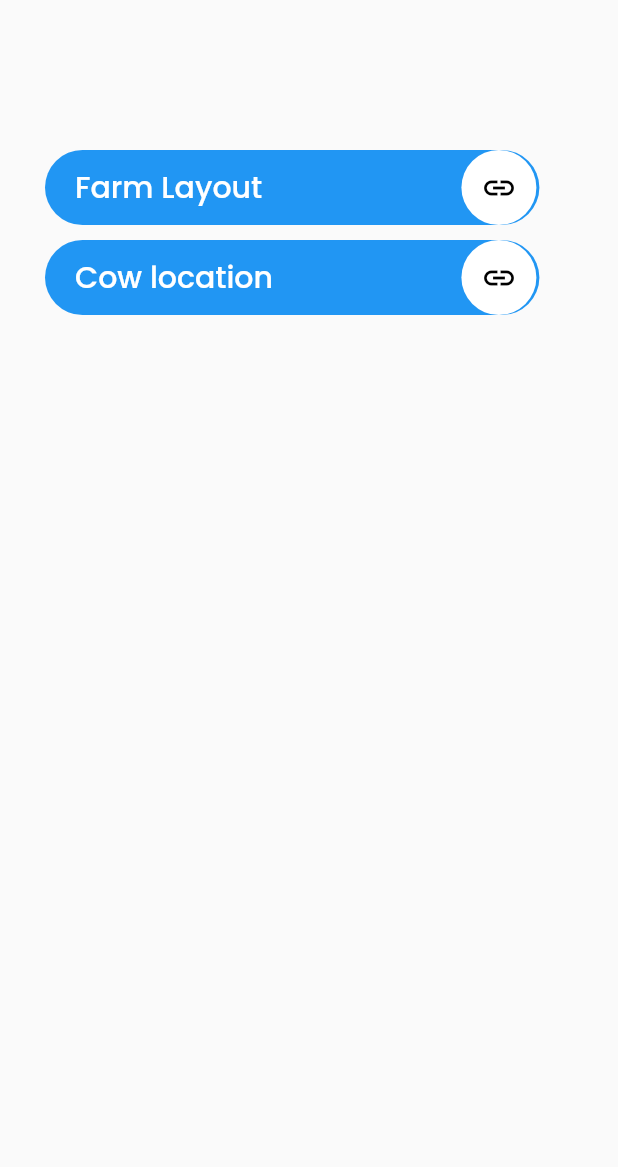
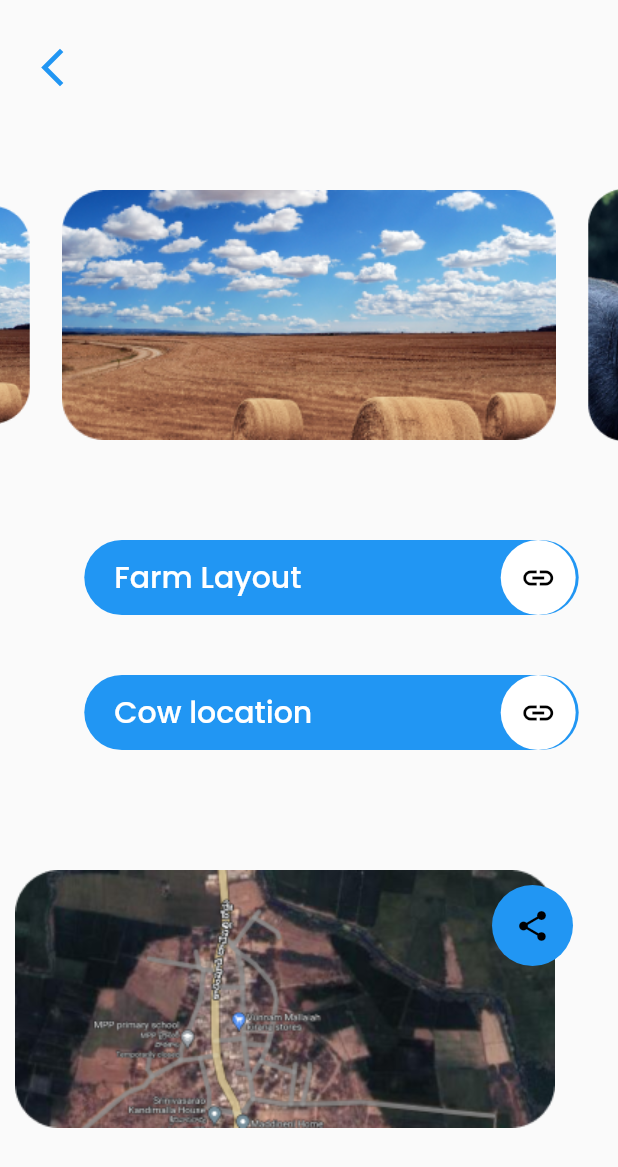
Before and after one commit to Manohar71/mfarms, a Flutter app: the farm_info_screen screen opened directly, on a phone screen of 412 x 824 dp. Shown: the top 1167 px of the screen. Run offline on Flutter 3.47's test engine with Material 2 defaults, Android fonts, the light colour scheme and no system bars; drawn by our look-alikes of carousel_slider; our stand-ins replace curved_navigation_bar, fl_chart, share_plus, simple_gradient_text.

Commit message:
updated farm details

```diff
--- a/lib/info/farm_info/farm_info_screen.dart
+++ b/lib/info/farm_info/farm_info_screen.dart
@@ -1,5 +1,8 @@
+import 'package:carousel_slider/carousel_slider.dart';
 import 'package:flutter/material.dart';
 import 'package:mfarms/info/farm_info/farm_info_button.dart';
+import 'package:url_launcher/url_launcher.dart';
+import 'package:share_plus/share_plus.dart';
 
 class farm_info_screen extends StatefulWidget {
   const farm_info_screen({super.key});
@@ -14,9 +17,116 @@ class _farm_info_screenState extends State<farm_info_screen> {
     return Scaffold(
       body: Column(
         children: [
-          SizedBox(height: 100,),
-          farm_details_button('Farm Layout', (){},Icons.link , context),
-          farm_details_button('Cow location', (){},Icons.link , context)
+          Row(
+            children: [
+              Padding(
+                padding: const EdgeInsets.fromLTRB(20.0, 30, 30, 0),
+                child: InkWell(
+                    onTap: () {
+                      Navigator.pop(context);
+                    },
+                    child: Icon(
+                      Icons.arrow_back_ios_new,
+                      color: Colors.blue,
+                      size: 30,
+                    )),
+              ),
+              Spacer()
+            ],
+          ),
+          CarouselSlider(
+              items: [
+                Container(
+                  decoration: BoxDecoration(
+                      borderRadius: BorderRadius.circular(20),
+                      image: DecorationImage(
+                          image: AssetImage("assets/info1.png"))),
+                ),
+                Container(
+                  decoration: BoxDecoration(
+                      borderRadius: BorderRadius.circular(20),
+                      image: DecorationImage(
+                          image: AssetImage("assets/info2.png"))),
+                ),
+                Container(
+                  decoration: BoxDecoration(
+                      borderRadius: BorderRadius.circular(20),
+                      image: DecorationImage(
+                          image: AssetImage("assets/info1.png"))),
+                )
+              ],
+              options: CarouselOptions(
+                height: 300,
+                aspectRatio: 16 / 9,
+                // viewportFraction: 0.8,
+                initialPage: 0,
+                enableInfiniteScroll: true,
+                reverse: false,
+                autoPlay: true,
+                autoPlayInterval: Duration(seconds: 3),
+                autoPlayAnimationDuration: Duration(milliseconds: 800),
+                autoPlayCurve: Curves.fastOutSlowIn,
+                enlargeCenterPage: true,
+                scrollDirection: Axis.horizontal,
+              )),
+          // SizedBox(height: 100,),
+          farm_details_button('Farm Layout', () async {
+            final url =
+                "https://drive.google.com/file/d/1MZ6JrWmxYjlidGvDOQLZuloIMocpeEqq/view?usp=sharing";
+            // ignore: deprecated_member_use
+            if (await canLaunch(url)) {
+              // ignore: deprecated_member_use
+              await launch(url, forceWebView: true, enableJavaScript: true);
+            } else {
+              throw "coudn't launch url";
+            }
+          }, Icons.link, context),
+          SizedBox(
+            height: 30,
+          ),
+          farm_details_button('Cow location', () {}, Icons.link, context),
+          Stack(
+            children: [
+              Padding(
+                padding: const EdgeInsets.fromLTRB(10, 70.0, 10, 10),
+                child: InkWell(
+                    onTap: () async {
+                      //https://goo.gl/maps/6V98NfDnHmuGQ6ZR7
+                      final url =
+                          "https://www.google.com/maps/search/?api=1&query=16.487640, 79.710311";
+                      // ignore: deprecated_member_use
+                      if (await canLaunch(url)) {
+                        // ignore: deprecated_member_use
+                        await launch(url,
+                            forceWebView: true, enableJavaScript: true);
+                      } else {
+                        throw "coudn't launch url";
+                      }
+                    },
+                    child: Image.asset("assets/location.png")),
+              ),
+              Row(
+                children: [
+                  Spacer(),
+                  Padding(
+                    padding: const EdgeInsets.fromLTRB(30.0, 80, 30, 30),
+                    child: CircleAvatar(
+                      radius: 27,
+                      backgroundColor: Colors.blue,
+                      child: IconButton(
+                          color: Colors.black,
+                          onPressed: () async {
+                            // final loc =
+                            //     "https://www.google.com/maps/search/?api=1&query=16.487640, 79.710311";
+                            // await Share.share('$loc');
+                          },
+                          icon: Icon(Icons.share)),
+                    ),
+                  ),
+                ],
+              )
+            ],
+          )
         ],
       ),
     );
--- a/pubspec.yaml
+++ b/pubspec.yaml
@@ -38,6 +38,8 @@ dependencies:
   curved_navigation_bar: ^1.0.3
   simple_gradient_text: ^1.2.3
   carousel_slider: ^4.1.1
+  url_launcher: ^6.1.5
+  share_plus: ^4.0.10+1
 
 dev_dependencies:
   flutter_test:
```
Also changed, not shown: assets/location.png (added), pubspec.lock, 5 other files.
